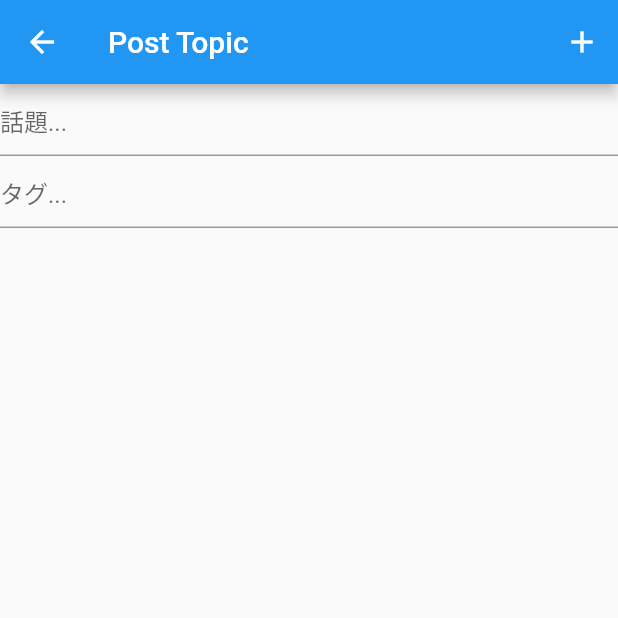
After one commit to enpitut2020/hojorin-app, a Flutter app: the TopicPostPage screen opened directly, on a phone screen of 412 x 824 dp, the top half of it. The commit adds this screen. Run offline on Flutter 3.47's test engine with Material 2 defaults, Android fonts, the phone set to English and light mode, and no system bars.

Commit message:
Add topic post page ui

```diff
--- a/lib/main.dart
+++ b/lib/main.dart
@@ -2,6 +2,7 @@ import 'package:flutter/material.dart';
 import 'topic_page.dart';
 import 'base_page.dart';
 import 'search_page.dart';
+import 'topic_post_page.dart';
 
 void main() {
   runApp(MainApp());
@@ -26,7 +27,7 @@ class _BaseViewState extends State<BaseView> {
   int _selectedPageIndex = 0;
   static List<BasePage> _pageList = [
     TopicPage(),
-    TopicPage(),
+    TopicPostPage(),
     SearchPage()
   ];
   @override
@@ -41,7 +42,7 @@ class _BaseViewState extends State<BaseView> {
           ),
           BottomNavigationBarItem(
             icon: Icon(Icons.add),
-            label: 'add',
+            label: 'post',
           ),
           BottomNavigationBarItem(
             icon: Icon(Icons.search),
--- /dev/null
+++ b/lib/topic_post_page.dart
@@ -0,0 +1,86 @@
+import 'package:flutter/material.dart';
+import 'topic_page.dart';
+import 'base_page.dart';
+import 'model/topic.dart';
+
+class TopicPostPage extends BasePage{
+  TopicPostPage({Key key}):super(key: key, title: "Post Topic");
+  @override
+  State<StatefulWidget> createState() {
+    return _TopicPostPageState();
+  }
+}
+
+class _TopicPostPageState extends State<TopicPostPage> {
+  Topic _topic = Topic("",List<String>());
+  final TextEditingController _tagTextEditingController = TextEditingController();
+  @override
+  Widget build(BuildContext context){
+    return Scaffold(
+      appBar: AppBar(
+        title: Text(widget.title),
+        actions: <Widget>[
+          IconButton(
+            icon: Icon(Icons.add, color: Colors.white),
+            onPressed: onPostButtonPressed,
+          )
+        ],
+      ),
+      body: Column(
+          children: <Widget>[
+            TextField(
+              decoration: new InputDecoration(
+                  hintText: "話題...",
+              ),
+              onSubmitted: onSubmittedTopicBody,
+            ),
+            TextField(
+              decoration: new InputDecoration(
+                hintText: "タグ...",
+              ),
+              onSubmitted: onSubmittedTopicTag,
+              controller: _tagTextEditingController,
+            ),
+            Row(
+                mainAxisAlignment: MainAxisAlignment.start,
+                crossAxisAlignment: CrossAxisAlignment.start,
+                children: <Widget>[
+                  Expanded(
+                    child: Wrap(
+                      alignment: WrapAlignment.start,
+                      spacing: 8.0,
+                      runSpacing: 0.0,
+                      direction: Axis.horizontal,
+                      children: _topic.tags.map((String tag){
+                        return new Chip(label:Text("#"+tag));
+                      }).toList(),
+                    ),
+                  ),
+                ]
+            )
+          ]
+      )
+    );
+  }
+
+  void onPostButtonPressed()
+  {
+    //話題投稿処理を書く
+
+  }
+
+
+  void onSubmittedTopicBody(String input)
+  {
+    _topic.body = input;
+  }
+
+  void onSubmittedTopicTag(String input)
+  {
+    setState(() {
+      _topic.tags.add(input);
+    });
+    _tagTextEditingController.clear();
+  }
+
+}
```
